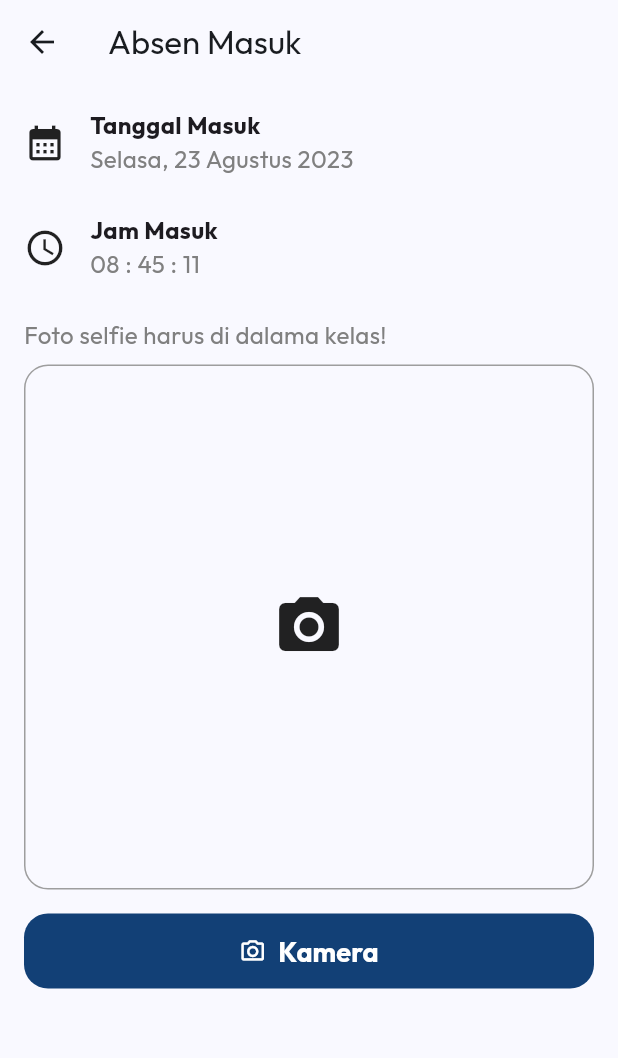
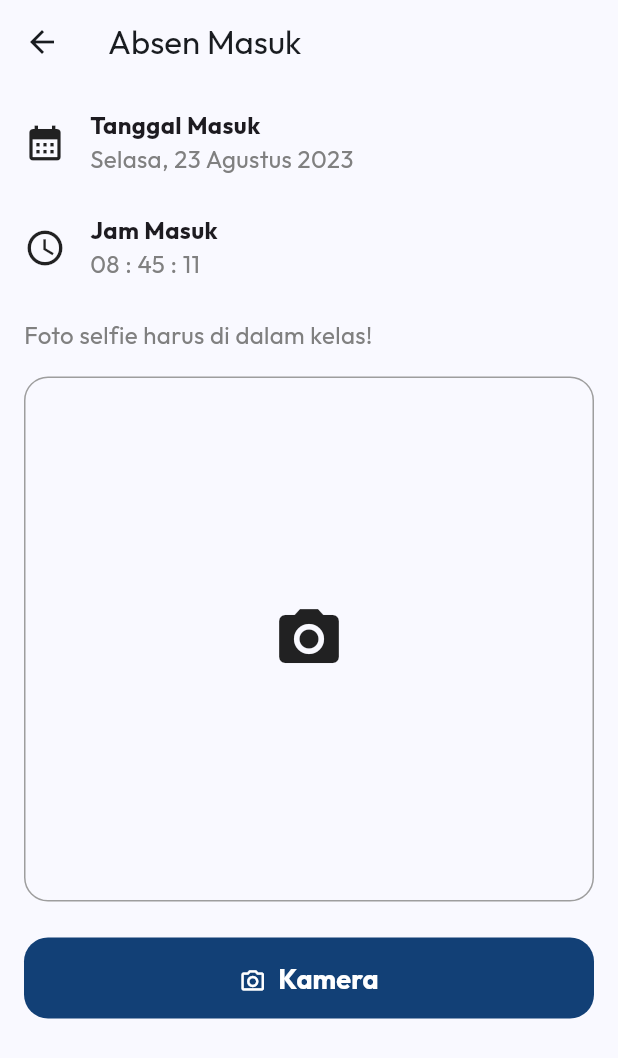
Before and after one commit to Triwahyu22116012/sistem-absensi-mahasiswa, a Flutter app: the AbsenMasukScreen screen opened directly, on a phone screen of 412 x 824 dp. Shown: the top 1058 px of the screen. Run offline on Flutter 3.47's test engine with Material 3 defaults, Android fonts, the phone set to English and light mode, and no system bars; our stand-ins replace google_fonts, image_picker.

```diff
--- a/lib/main.dart
+++ b/lib/main.dart
@@ -12,7 +12,7 @@ class MyApp extends StatelessWidget {
   @override
   Widget build(BuildContext context) {
     return MaterialApp(
-      title: 'Flutter Demo',
+      title: 'Absensi Mahasiswa',
       theme: ThemeData(
         colorScheme: ColorScheme.fromSeed(
           seedColor: const Color(0xFF124076),
--- a/lib/screen/mahasiswa/absen/absen_masuk_screen.dart
+++ b/lib/screen/mahasiswa/absen/absen_masuk_screen.dart
@@ -1,7 +1,17 @@
+import 'dart:io';
+import 'package:absensi_mahasiswa/widget/absen_card.dart';
 import 'package:flutter/material.dart';
+import 'package:image_picker/image_picker.dart';
 
-class AbsenMasukScreen extends StatelessWidget {
+class AbsenMasukScreen extends StatefulWidget {
   const AbsenMasukScreen({super.key});
+
+  @override
+  State<AbsenMasukScreen> createState() => _AbsenMasukScreenState();
+}
+
+class _AbsenMasukScreenState extends State<AbsenMasukScreen> {
+  File? _selectedImage;
 
   @override
   Widget build(BuildContext context) {
@@ -14,99 +24,47 @@ class AbsenMasukScreen extends StatelessWidget {
         child: Column(
           crossAxisAlignment: CrossAxisAlignment.start,
           children: [
-            const Row(
-              children: [
-                Icon(Icons.calendar_month_sharp, size: 28),
-                Padding(
-                  padding: EdgeInsets.only(left: 16),
-                  child: Column(
-                    crossAxisAlignment: CrossAxisAlignment.start,
-                    children: [
-                      Text(
-                        "Tanggal Masuk",
-                        style: TextStyle(
-                          fontSize: 16,
-                          fontWeight: FontWeight.bold
-                        ),
-                      ),
-                      Text(
-                        "Selasa, 23 Agustus 2023",
-                        style: TextStyle(
-                            fontSize: 16,
-                          color: Color(0xFF808080)
-                        ),
-                      )
-                    ],
-                  ),
-                )
-              ],
-            ),
-            const Padding(
-              padding: EdgeInsets.only(top: 24),
-              child: Row(
-                children: [
-                  Icon(Icons.access_time_outlined, size: 28),
-                  Padding(
-                    padding: EdgeInsets.only(left: 16),
-                    child: Column(
-                      crossAxisAlignment: CrossAxisAlignment.start,
-                      children: [
-                        Text(
-                          "Jam Masuk",
-                          style: TextStyle(
-                              fontSize: 16,
-                              fontWeight: FontWeight.bold
-                          ),
-                        ),
-                        Text(
-                          "08 : 45 : 11",
-                          style: TextStyle(
-                              fontSize: 16,
-                              color: Color(0xFF808080)
-                          ),
-                        )
-                      ],
-                    ),
-                  )
-                ],
-              ),
-            ),
+            const AbsenCard(),
             const Padding(
               padding: EdgeInsets.only(top: 24),
               child: Text(
-                "Foto selfie harus di dalama kelas!",
+                "Foto selfie harus di dalam kelas!",
                 style: TextStyle(
                   fontSize: 16,
                     color: Color(0xFF808080)
                 ),
               ),
             ),
-            Padding(
-              padding: const EdgeInsets.only(top: 8),
-              child: Container(
-                width: double.infinity,
-                height: 350,
-                decoration: BoxDecoration(
-                  borderRadius: const BorderRadius.all(
-                    Radius.circular(16),
-                  ),
-                  border: Border.all(color: Colors.grey),
-                  // color: Colors.blue
+            const SizedBox(height: 16),
+            _selectedImage != null ?
+            Container( // jika file foto ada
+              width: 380,
+              height: 350,
+              decoration: BoxDecoration(
+                borderRadius: const BorderRadius.all(Radius.circular(16)),
+                image: DecorationImage(
+                  image: FileImage(_selectedImage!),
+                  fit: BoxFit.cover,
                 ),
-                child: const Icon(Icons.camera_alt, size: 48)
               ),
+            ) :
+            Container( // jika file foto belum ada
+              width: 380,
+              height: 350,
+              decoration: BoxDecoration(
+                  borderRadius: const BorderRadius.all(Radius.circular(16)),
+                  border: Border.all(color: Colors.grey)
+              ),
+              child: const Icon(Icons.camera_alt, size: 48),
             ),
             Padding(
-              padding: const EdgeInsets.only(top: 16),
+              padding: const EdgeInsets.only(top: 24),
               child: SizedBox(
                 width: double.infinity,
-                height: 50,
+                height: 54,
                 child: FilledButton(
                     onPressed: () {
-                      Navigator.push(
-                          context,
-                          MaterialPageRoute(builder: (context) => const AbsenMasukScreen())
-                      );
+                      _openCamera();
                     },
                     style: FilledButton.styleFrom(
                         shape: RoundedRectangleBorder(
@@ -116,7 +74,10 @@ class AbsenMasukScreen extends StatelessWidget {
                     child: const Row(
                       mainAxisAlignment: MainAxisAlignment.center,
                       children: [
-                        Icon(Icons.camera_alt_outlined),
+                        Padding(
+                          padding: EdgeInsets.only(top: 4),
+                          child: Icon(Icons.camera_alt_outlined),
+                        ),
                         SizedBox(width: 8),
                         Text(
                           "Kamera",
@@ -135,4 +96,13 @@ class AbsenMasukScreen extends StatelessWidget {
       ),
     );
   }
+
+  Future _openCamera() async {
+    final image = await ImagePicker().pickImage(source: ImageSource.camera);
+
+    if (image == null) return;
+    setState(() {
+      _selectedImage = File(image.path);
+    });
+  }
 }
--- /dev/null
+++ b/lib/widget/absen_card.dart
@@ -0,0 +1,71 @@
+import 'package:flutter/material.dart';
+
+class AbsenCard extends StatelessWidget {
+  const AbsenCard({super.key});
+
+  @override
+  Widget build(BuildContext context) {
+    return const Column(
+      crossAxisAlignment: CrossAxisAlignment.start,
+      children: [
+        Row(
+          children: [
+            Icon(Icons.calendar_month_sharp, size: 28),
+            Padding(
+              padding: EdgeInsets.only(left: 16),
+              child: Column(
+                crossAxisAlignment: CrossAxisAlignment.start,
+                children: [
+                  Text(
+                    "Tanggal Masuk",
+                    style: TextStyle(
+                        fontSize: 16,
+                        fontWeight: FontWeight.bold
+                    ),
+                  ),
+                  Text(
+                    "Selasa, 23 Agustus 2023",
+                    style: TextStyle(
+                        fontSize: 16,
+                        color: Color(0xFF808080)
+                    ),
+                  )
+                ],
+              ),
+            )
+          ],
+        ),
+        Padding(
+          padding: EdgeInsets.only(top: 24),
+          child: Row(
+            children: [
+              Icon(Icons.access_time_outlined, size: 28),
+              Padding(
+                padding: EdgeInsets.only(left: 16),
+                child: Column(
+                  crossAxisAlignment: CrossAxisAlignment.start,
+                  children: [
+                    Text(
+                      "Jam Masuk",
+                      style: TextStyle(
+                          fontSize: 16,
+                          fontWeight: FontWeight.bold
+                      ),
+                    ),
+                    Text(
+                      "08 : 45 : 11",
+                      style: TextStyle(
+                          fontSize: 16,
+                          color: Color(0xFF808080)
+                      ),
+                    )
+                  ],
+                ),
+              )
+            ],
+          ),
+        ),
+      ],
+    );
+  }
+}
--- a/lib/widget/main_button.dart
+++ b/lib/widget/main_button.dart
@@ -19,7 +19,7 @@ class MainButton extends StatelessWidget {
         onPressed: onClick,
         style: FilledButton.styleFrom(
           shape: RoundedRectangleBorder(
-            borderRadius: BorderRadius.circular(24),
+            borderRadius: BorderRadius.circular(16),
           ),
         ),
 
@@ -32,5 +32,6 @@ class MainButton extends StatelessWidget {
         ),
       ),
     );
+
   }
 }
--- a/lib/widget/second_button.dart
+++ b/lib/widget/second_button.dart
@@ -17,7 +17,7 @@ class SecondButton extends StatelessWidget {
         onPressed: () {  },
         style: OutlinedButton.styleFrom(
           shape: RoundedRectangleBorder(
-            borderRadius: BorderRadius.circular(24),
+            borderRadius: BorderRadius.circular(16),
           ),
           side: const BorderSide(
             color: Color(0xFF124076),
```
Also changed, not shown: lib/screen/mahasiswa/face_registration/face_registration_screen.dart (+4 -4 lines), lib/screen/mahasiswa/home/widget/main_card.dart (+99 -2 lines), lib/widget/custom_bottom_sheet.dart (added, +38 -0 lines).
